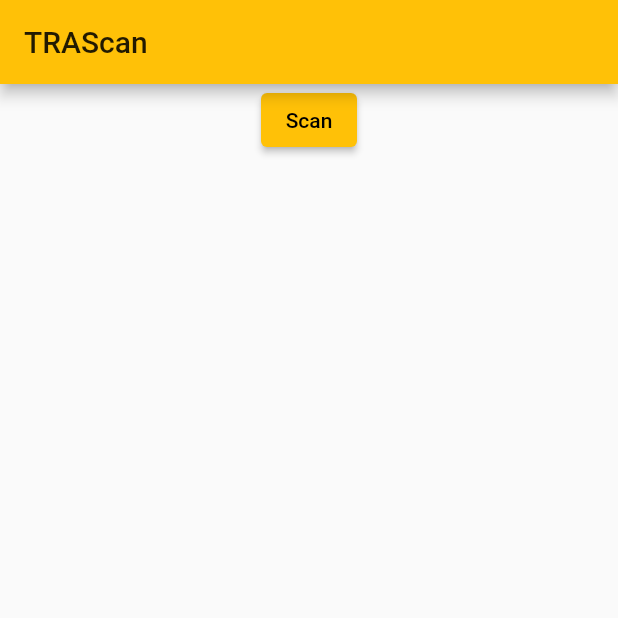
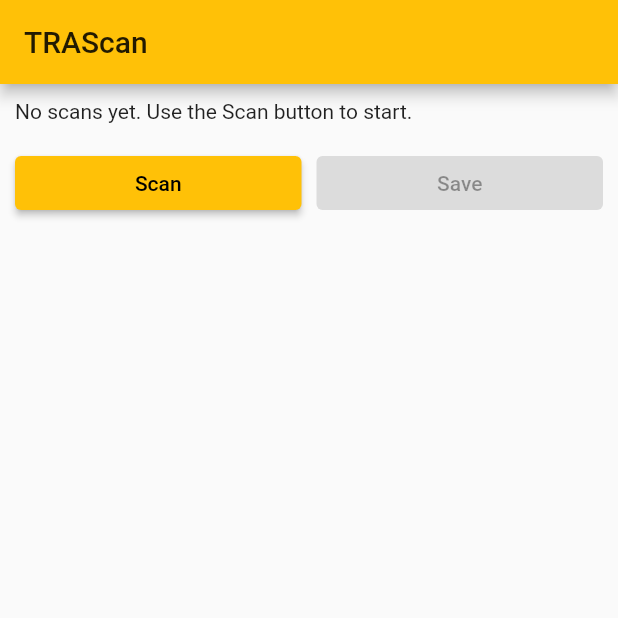
Before and after one commit to ImranR98/MassQR, a Flutter app: the screen it shows after launch, on a phone screen of 412 x 824 dp, the top half of it. Run offline on Flutter 3.47's test engine with Material 2 defaults, Android fonts, the phone set to English and light mode, and no system bars; our stand-ins replace audioplayers; missing offline and left inert: qr_code_scanner.

Commit message:
UI improvements

```diff
--- a/lib/pages/home.dart
+++ b/lib/pages/home.dart
@@ -20,7 +20,32 @@ class _HomePageState extends State<HomePage> {
       ),
       body: Column(
         children: <Widget>[
-          ElevatedButton(
+          Expanded(
+              child: Padding(
+                  padding: EdgeInsets.all(10),
+                  child: Consumer<ScansModel>(
+                    builder: (context, scans, child) {
+                      return Column(
+                          crossAxisAlignment: CrossAxisAlignment.start,
+                          children: [
+                            Text(scans.scans.length == 0
+                                ? 'No scans yet. Use the Scan button to start.'
+                                : '${scans.scans.length} Scan${scans.scans.length > 1 ? 's' : ''}:'),
+                            (scans.scans.length > 0
+                                ? ListView(
+                                    children: scans.scans
+                                        .map((e) => Container(
+                                              child: Text(e),
+                                              padding: EdgeInsets.fromLTRB(
+                                                  0, 10, 0, 10),
+                                            ))
+                                        .toList(),
+                                    shrinkWrap: true,
+                                  )
+                                : Text('')),
+                            Row(children: [
+                              Expanded(
+                                child: ElevatedButton(
                                     onPressed: () {
                                       Navigator.push(
                                           context,
@@ -29,14 +54,26 @@ class _HomePageState extends State<HomePage> {
                                           ));
                                     },
                                     child: Text('Scan')),
-          Consumer<ScansModel>(
-            builder: (context, scans, child) {
-              return ListView(
-                children: scans.scans.map((e) => Text(e)).toList(),
-                shrinkWrap: true,
-              );
+                              ),
+                              SizedBox(width: 10),
+                              Expanded(
+                                child: ElevatedButton(
+                                    onPressed: scans.scans.length == 0
+                                        ? null
+                                        : () {
+                                            Navigator.push(
+                                                context,
+                                                MaterialPageRoute(
+                                                  builder: (context) =>
+                                                      ScanPage(),
+                                                ));
                                           },
+                                    child: Text('Save')),
                               )
+                            ]),
+                          ]);
+                    },
+                  ))),
         ],
       ),
     );
```
Lines whose indentation alone changed are shown as unchanged.
